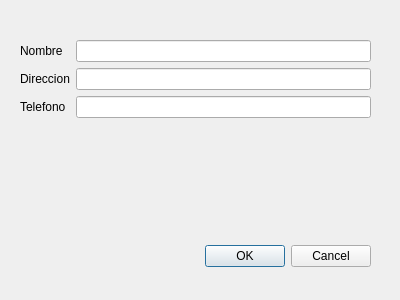
First picture: the form in persona-admin/crearpersonadialog.ui, repository baskeboler/qt-playground, before the edit.
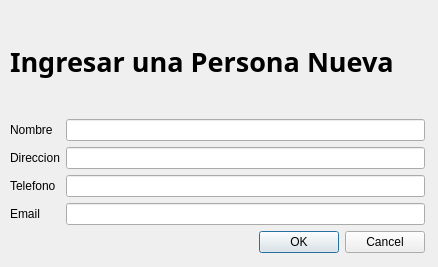
Second picture: the form after the edit.

Commit message: edit dialog and email field

```diff
--- a/persona-admin/crearpersonadialog.ui
+++ b/persona-admin/crearpersonadialog.ui
@@ -6,68 +6,97 @@
    <rect>
     <x>0</x>
     <y>0</y>
-    <width>400</width>
-    <height>300</height>
+    <width>438</width>
+    <height>267</height>
    </rect>
   </property>
   <property name="windowTitle">
    <string>Dialog</string>
   </property>
-  <widget class="QDialogButtonBox" name="buttonBox">
-   <property name="geometry">
-    <rect>
-     <x>30</x>
-     <y>240</y>
-     <width>341</width>
-     <height>32</height>
-    </rect>
-   </property>
-   <property name="orientation">
-    <enum>Qt::Horizontal</enum>
-   </property>
-   <property name="standardButtons">
-    <set>QDialogButtonBox::Cancel|QDialogButtonBox::Ok</set>
-   </property>
-  </widget>
   <widget class="QWidget" name="">
    <property name="geometry">
     <rect>
-     <x>20</x>
-     <y>40</y>
-     <width>351</width>
-     <height>171</height>
+     <x>10</x>
+     <y>10</y>
+     <width>415</width>
+     <height>243</height>
     </rect>
    </property>
+   <layout class="QVBoxLayout" name="verticalLayout">
+    <item>
+     <widget class="QLabel" name="label">
+      <property name="sizePolicy">
+       <sizepolicy hsizetype="Expanding" vsizetype="Preferred">
+        <horstretch>0</horstretch>
+        <verstretch>0</verstretch>
+       </sizepolicy>
+      </property>
+      <property name="font">
+       <font>
+        <family>Oxygen-Sans</family>
+        <pointsize>20</pointsize>
+        <weight>75</weight>
+        <bold>true</bold>
+       </font>
+      </property>
+      <property name="text">
+       <string>Ingresar una Persona Nueva</string>
+      </property>
+     </widget>
+    </item>
+    <item>
    <layout class="QFormLayout" name="formLayout">
-    <item row="0" column="0">
+      <item row="1" column="0">
      <widget class="QLabel" name="label_2">
       <property name="text">
        <string>Nombre</string>
       </property>
      </widget>
     </item>
-    <item row="0" column="1">
+      <item row="1" column="1">
      <widget class="QLineEdit" name="nombreEdit"/>
     </item>
-    <item row="1" column="0">
+      <item row="2" column="0">
      <widget class="QLabel" name="label_3">
       <property name="text">
        <string>Direccion</string>
       </property>
      </widget>
     </item>
-    <item row="1" column="1">
+      <item row="2" column="1">
      <widget class="QLineEdit" name="direccionEdit"/>
     </item>
-    <item row="2" column="0">
+      <item row="3" column="0">
      <widget class="QLabel" name="label_4">
       <property name="text">
        <string>Telefono</string>
       </property>
      </widget>
     </item>
-    <item row="2" column="1">
+      <item row="3" column="1">
      <widget class="QLineEdit" name="telefonoEdit"/>
+      </item>
+      <item row="4" column="1">
+       <widget class="QLineEdit" name="emailEdit"/>
+      </item>
+      <item row="4" column="0">
+       <widget class="QLabel" name="label_5">
+        <property name="text">
+         <string>Email</string>
+        </property>
+       </widget>
+      </item>
+     </layout>
+    </item>
+    <item>
+     <widget class="QDialogButtonBox" name="buttonBox">
+      <property name="orientation">
+       <enum>Qt::Horizontal</enum>
+      </property>
+      <property name="standardButtons">
+       <set>QDialogButtonBox::Cancel|QDialogButtonBox::Ok</set>
+      </property>
+     </widget>
     </item>
    </layout>
   </widget>
```
Lines whose indentation alone changed are shown as unchanged. The commit also changes 10 other files.
